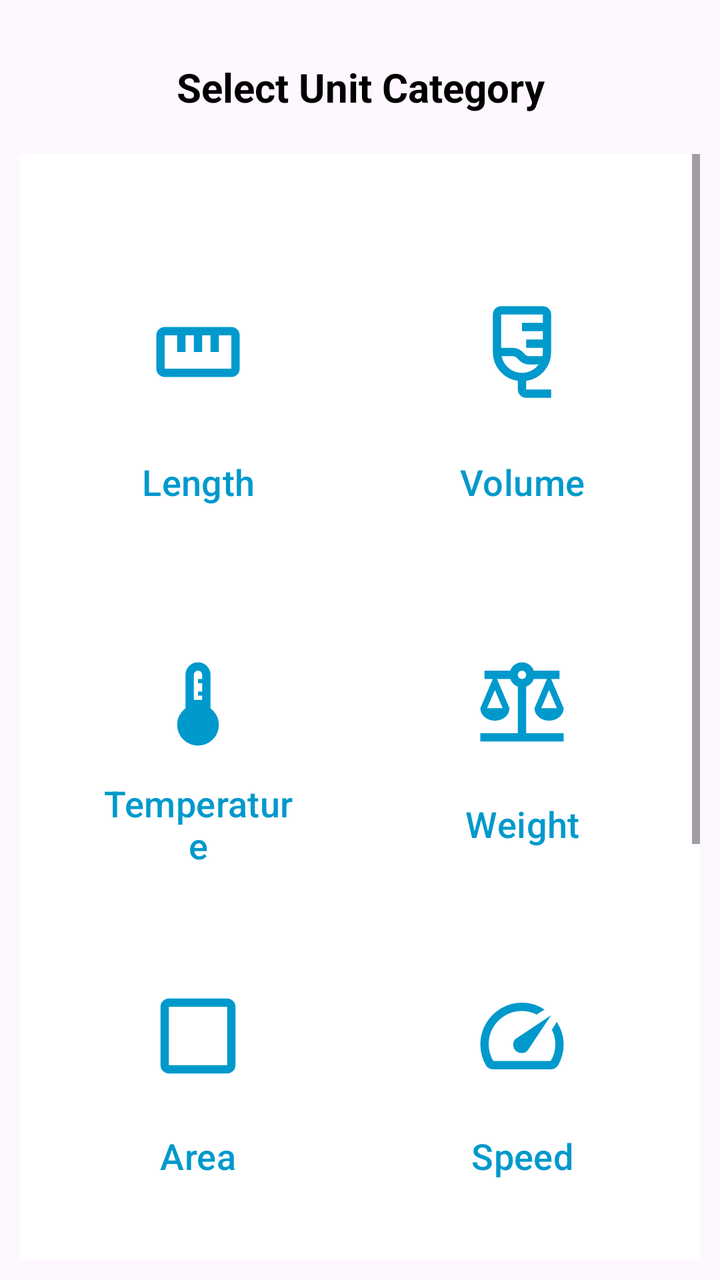
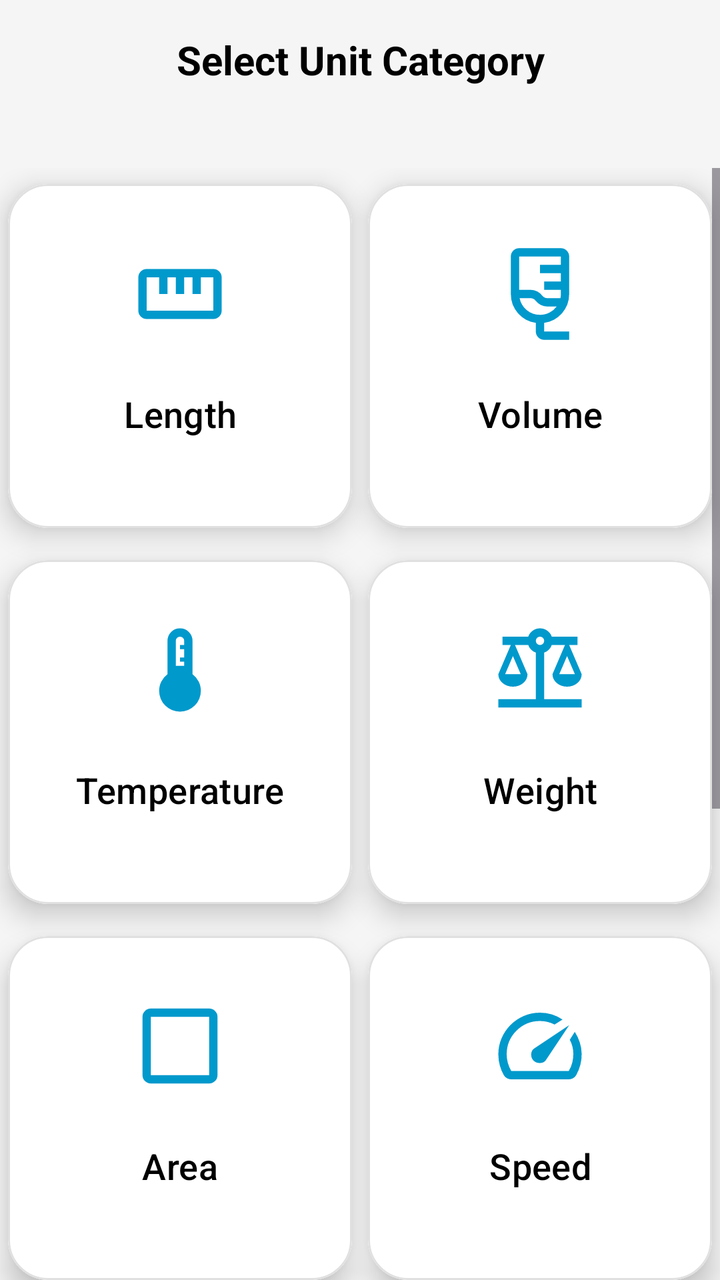

An Android layout rendered at two revisions. The XML below is the earlier revision; the diff shows what the commit changed to produce the second picture.
<!-- AndroidManifest.xml: application theme Theme.UnitConverter -->
<!-- res/layout/activity_main.xml -->
<?xml version="1.0" encoding="utf-8"?>
<RelativeLayout xmlns:android="http://schemas.android.com/apk/res/android"
    xmlns:app="http://schemas.android.com/apk/res-auto"
    xmlns:tools="http://schemas.android.com/tools"
    android:id="@+id/main"
    android:layout_width="match_parent"
    android:layout_height="match_parent"
    android:layout_marginTop="0dp"
    android:padding="10dp"
    tools:context=".MainActivity"
    android:elevation="2dp">


    <TextView
        android:layout_width="match_parent"
        android:layout_height="wrap_content"
        android:id="@+id/Select"
        android:text="Select Unit Category"
        android:textStyle="bold"
        android:textColor="#000000"
        android:gravity="center"
        android:padding="20dp"
        android:textSize="20sp"

        />
    <ScrollView
        android:layout_width="match_parent"
        android:layout_height="match_parent"
        android:layout_below="@+id/Select">
    <LinearLayout
        android:layout_width="match_parent"
        android:layout_height="wrap_content"
        android:orientation="vertical"
        android:background="#FFFFFF">

        <GridLayout
            android:layout_width="match_parent"
            android:layout_height="wrap_content"
            android:layout_marginTop="30dp"
            android:alignmentMode="alignMargins"
            android:columnCount="2"
            android:columnOrderPreserved="false"
            android:padding="8dp"
            android:rowCount="5">

            <com.google.android.material.button.MaterialButton
                android:id="@+id/length"
                android:layout_width="0dp"
                android:layout_height="160dp"
                android:layout_rowWeight="1"
                android:layout_columnWeight="1"
                android:layout_margin="8dp"
                android:paddingTop="24dp"
                app:backgroundTint="@android:color/white"
                android:text="Length"
                android:textColor="#Ff0099cc"
                android:drawableTop="@drawable/length"
                android:gravity="center"
                android:textSize="18sp"
                android:elevation="8dp"/>

            <com.google.android.material.button.MaterialButton
                android:id="@+id/volume"
                android:layout_width="0dp"
                android:layout_height="150dp"
                android:layout_rowWeight="1"
                android:layout_columnWeight="1"
                android:layout_margin="8dp"
                android:paddingTop="24dp"
                android:drawablePadding="2dp"

                android:text="Volume"
                android:textColor="#Ff0099cc"
                android:drawableTop="@drawable/volume"
                app:backgroundTint="@android:color/white"
                android:gravity="center"
                android:textSize="18sp"
                android:elevation="8dp"/>

            <com.google.android.material.button.MaterialButton
                android:id="@+id/temp"
                android:layout_width="0dp"
                android:layout_height="150dp"
                android:layout_rowWeight="1"
                android:layout_columnWeight="1"
                android:layout_margin="8dp"
                android:paddingTop="24dp"

                android:text="Temperature"
                android:textColor="#Ff0099cc"
                app:backgroundTint="@android:color/white"
                android:drawableTop="@drawable/temperature"
                android:gravity="center"
                android:textSize="18sp"
                android:elevation="8dp"/>

            <com.google.android.material.button.MaterialButton
                android:id="@+id/weight"
                android:layout_width="0dp"
                android:layout_height="150dp"
                android:layout_rowWeight="1"
                android:layout_columnWeight="1"
                android:layout_margin="8dp"
                android:paddingTop="24dp"
                android:background="@drawable/button"
                app:backgroundTint="@android:color/white"
                android:text="Weight"
                android:textColor="#Ff0099cc"
                android:drawableTop="@drawable/weight"
                android:gravity="center"
                android:textSize="18sp"
                android:elevation="8dp"/>

            <com.google.android.material.button.MaterialButton
                android:id="@+id/area"
                android:layout_width="0dp"
                android:layout_height="150dp"
                android:layout_rowWeight="1"
                android:layout_columnWeight="1"
                app:backgroundTint="@android:color/white"
                android:layout_margin="8dp"
                android:paddingTop="24dp"
                android:background="@drawable/button"
                android:text="Area"
                android:textColor="#Ff0099cc"
                android:drawableTop="@drawable/area"
                android:gravity="center"
                android:textSize="18sp"
                android:elevation="8dp"/>

            <com.google.android.material.button.MaterialButton
                android:id="@+id/speed"
                android:layout_width="0dp"
                android:layout_height="150dp"
                android:layout_rowWeight="1"
                android:layout_columnWeight="1"
                android:layout_margin="8dp"
                android:paddingTop="24dp"
                app:backgroundTint="@android:color/white"
                android:background="@drawable/button"
                android:text="Speed"
                android:textColor="#Ff0099cc"
                android:drawableTop="@drawable/speed"
                android:gravity="center"
                android:textSize="18sp"
                android:elevation="8dp"/>

            <com.google.android.material.button.MaterialButton
                android:id="@+id/time"
                android:layout_width="0dp"
                android:layout_height="150dp"
                android:layout_rowWeight="1"
                android:layout_columnWeight="1"
                android:layout_margin="8dp"
                android:paddingTop="24dp"
                app:backgroundTint="@android:color/white"
                android:background="@drawable/button"
                android:text="Time"
                android:textColor="#Ff0099cc"
                android:drawableTop="@drawable/time"
                android:gravity="center"
                android:textSize="18sp"
                android:elevation="8dp"/>

            <com.google.android.material.button.MaterialButton
                android:id="@+id/pressure"
                android:layout_width="0dp"
                android:layout_height="150dp"
                android:layout_rowWeight="1"
                android:layout_columnWeight="1"
                android:layout_margin="8dp"
                android:paddingTop="24dp"
                android:background="@drawable/button"
                android:text="Pressure"
                android:textColor="#Ff0099cc"
                android:drawableTop="@drawable/pressure"
                android:gravity="center"
                android:textSize="18sp"
                app:backgroundTint="@android:color/white"
                android:elevation="8dp"
                />

            <com.google.android.material.button.MaterialButton
                android:id="@+id/energy"
                android:layout_width="0dp"
                android:layout_height="150dp"
                android:layout_rowWeight="1"
                android:layout_columnWeight="1"
                android:layout_margin="8dp"
                android:paddingTop="24dp"
                app:backgroundTint="@android:color/white"
                android:background="@drawable/button"
                android:text="Energy"
                android:textColor="#Ff0099cc"
                android:drawableTop="@drawable/energy"
                android:gravity="center"
                android:textSize="18sp"
                android:elevation="8dp"/>

            <com.google.android.material.button.MaterialButton
                android:id="@+id/data"
                android:layout_width="0dp"
                android:layout_height="150dp"
                android:layout_rowWeight="1"
                android:layout_columnWeight="1"
                android:layout_margin="8dp"
                android:paddingTop="24dp"
                app:backgroundTint="@android:color/white"
                android:background="@drawable/button"
                android:text="Data Storage"
                android:textColor="#Ff0099cc"
                android:drawableTop="@drawable/data"
                android:gravity="center"
                android:textSize="18sp"
                android:elevation="8dp"/>


        </GridLayout>


    </LinearLayout>
    </ScrollView>
</RelativeLayout>
<!-- resources referenced by this layout -->
<resources>
  <!-- drawable area (drawable) -->
  <vector xmlns:android="http://schemas.android.com/apk/res/android"
      android:width="50dp"
      android:height="50dp"
      android:viewportWidth="960"
      android:viewportHeight="960">
    <path
        android:pathData="M200,840q-33,0 -56.5,-23.5T120,760v-560q0,-33 23.5,-56.5T200,120h560q33,0 56.5,23.5T840,200v560q0,33 -23.5,56.5T760,840L200,840ZM200,760h560v-560L200,200v560ZM200,760v-560,560Z"
        android:fillColor="#Ff0099cc"/>
  </vector>
  <!-- drawable button (drawable) -->
  <?xml version="1.0" encoding="utf-8"?>
  <selector xmlns:android="http://schemas.android.com/apk/res/android">
  <item android:state_enabled="true">
     <shape android:shape="rectangle">
      <solid android:color="#FFFFFF"/>
      <corners android:radius="20dp"/>
      <padding android:bottom="4dp"/>
  </shape>
  </item>
  </selector>
  <!-- drawable data (drawable) -->
  <vector xmlns:android="http://schemas.android.com/apk/res/android"
      android:width="50dp"
      android:height="50dp"
      android:viewportWidth="960"
      android:viewportHeight="960">
    <path
        android:pathData="M360,440h80v-160h-80v160ZM480,440h80v-160h-80v160ZM600,440h80v-160h-80v160ZM240,880q-33,0 -56.5,-23.5T160,800v-480l240,-240h320q33,0 56.5,23.5T800,160v640q0,33 -23.5,56.5T720,880L240,880ZM240,800h480v-640L434,160L240,354v446ZM240,800h480,-480Z"
        android:fillColor="#Ff0099cc"/>
  </vector>
  <!-- drawable energy (drawable) -->
  <vector xmlns:android="http://schemas.android.com/apk/res/android"
      android:width="50dp"
      android:height="50dp"
      android:viewportWidth="960"
      android:viewportHeight="960">
    <path
        android:pathData="M360,880v-40q0,-32 24,-53.5t56,-26.5v-286q-22,-8 -38.5,-23T374,416l-76,20q-36,8 -68.5,-6T188,382l174,-44q8,-41 38,-68t72,-30l24,-90q10,-35 38.5,-55.5T598,82l-50,180q25,16 38.5,42t13.5,56q0,13 -3,25.5t-7,24.5l54,56q25,26 29.5,61T654,586L534,466q-3,3 -6.5,4.5T520,474v286q32,5 56,26.5t24,53.5v40L360,880ZM480,420q25,0 42.5,-17.5T540,360q0,-25 -17.5,-42.5T480,300q-25,0 -42.5,17.5T420,360q0,25 17.5,42.5T480,420Z"
        android:fillColor="#Ff0099cc"/>
  </vector>
  <!-- drawable length (drawable) -->
  <vector xmlns:android="http://schemas.android.com/apk/res/android"
      android:width="50dp"
      android:height="50dp"
      android:viewportWidth="960"
      android:viewportHeight="960">
    <path
        android:pathData="M160,720q-33,0 -56.5,-23.5T80,640v-320q0,-33 23.5,-56.5T160,240h640q33,0 56.5,23.5T880,320v320q0,33 -23.5,56.5T800,720L160,720ZM160,640h640v-320L680,320v160h-80v-160h-80v160h-80v-160h-80v160h-80v-160L160,320v320ZM280,480h80,-80ZM440,480h80,-80ZM600,480h80,-80ZM480,480Z"
        android:fillColor="#Ff0099cc"/>
  </vector>
  <!-- drawable temperature (drawable) -->
  <vector xmlns:android="http://schemas.android.com/apk/res/android"
      android:width="50dp"
      android:height="50dp"
      android:viewportWidth="960"
      android:viewportHeight="960">
    <path
        android:pathData="M480,880q-83,0 -141.5,-58.5T280,680q0,-48 21,-89.5t59,-70.5v-320q0,-50 35,-85t85,-35q50,0 85,35t35,85v320q38,29 59,70.5t21,89.5q0,83 -58.5,141.5T480,880ZM440,440h80v-40h-40v-40h40v-80h-40v-40h40v-40q0,-17 -11.5,-28.5T480,160q-17,0 -28.5,11.5T440,200v240Z"
        android:fillColor="#Ff0099cc"/>
  </vector>
  <style name="Theme.UnitConverter" parent="Base.Theme.UnitConverter" />
  <style name="Base.Theme.UnitConverter" parent="Theme.Material3.DayNight.NoActionBar">
          
          
      </style>
  <!-- unchanged entries left out for length: 5 -->
</resources>

<!-- the commit's change to res/layout/activity_main.xml (unified diff, before → after) -->
@@ -5,217 +5,296 @@
     android:id="@+id/main"
     android:layout_width="match_parent"
     android:layout_height="match_parent"
-    android:layout_marginTop="0dp"
-    android:padding="10dp"
-    tools:context=".MainActivity"
-    android:elevation="2dp">
-
-
+    android:background="#F5F5F5"
+    tools:context=".MainActivity">
     <TextView
         android:layout_width="match_parent"
         android:layout_height="wrap_content"
+        android:minHeight="60dp"
         android:id="@+id/Select"
         android:text="Select Unit Category"
         android:textStyle="bold"
         android:textColor="#000000"
         android:gravity="center"
-        android:padding="20dp"
+        android:background="@android:color/transparent"
         android:textSize="20sp"
-
         />
+    <Space
+        android:layout_width="match_parent"
+        android:id="@+id/space"
+        android:layout_below="@+id/Select"
+        android:background="@android:color/transparent"
+        android:layout_height="24dp"/>
     <ScrollView
         android:layout_width="match_parent"
         android:layout_height="match_parent"
-        android:layout_below="@+id/Select">
+        android:background="@android:color/transparent"
+        android:layout_below="@+id/space">
     <LinearLayout
         android:layout_width="match_parent"
         android:layout_height="wrap_content"
-        android:orientation="vertical"
-        android:background="#FFFFFF">
+        android:background="@android:color/transparent"
+        android:clipChildren="false"
+        android:clipToPadding="false"
+        android:orientation="vertical">
 
         <GridLayout
             android:layout_width="match_parent"
             android:layout_height="wrap_content"
-            android:layout_marginTop="30dp"
             android:alignmentMode="alignMargins"
             android:columnCount="2"
+            android:background="@android:color/transparent"
             android:columnOrderPreserved="false"
-            android:padding="8dp"
+            android:useDefaultMargins="true"
+            android:clipChildren="false"
+            android:clipToPadding="false"
             android:rowCount="5">
 
             <com.google.android.material.button.MaterialButton
                 android:id="@+id/length"
                 android:layout_width="0dp"
-                android:layout_height="160dp"
-                android:layout_rowWeight="1"
-                android:layout_columnWeight="1"
-                android:layout_margin="8dp"
-                android:paddingTop="24dp"
-                app:backgroundTint="@android:color/white"
+                android:layout_height="180dp"
+                android:layout_rowWeight="1"
+                android:layout_columnWeight="1"
+                android:backgroundTint="@color/white"
+                app:cornerRadius="20dp"
+                app:elevation="8dp"
+                android:translationZ="8dp"
+                app:strokeWidth="1dp"
+                app:strokeColor="#E0E0E0"
+                style="@style/Widget.Material3.Button.ElevatedButton"
+                android:stateListAnimator="@null"
+                android:outlineProvider="background"
+                android:clipToOutline="true"
+                android:drawableTop="@drawable/length"
+                android:paddingTop="30dp"
+                android:paddingBottom="30dp"
+                android:gravity="center"
                 android:text="Length"
-                android:textColor="#Ff0099cc"
-                android:drawableTop="@drawable/length"
-                android:gravity="center"
-                android:textSize="18sp"
-                android:elevation="8dp"/>
+                android:textColor="@color/black"
+                android:textSize="18sp" />
 
             <com.google.android.material.button.MaterialButton
                 android:id="@+id/volume"
                 android:layout_width="0dp"
-                android:layout_height="150dp"
-                android:layout_rowWeight="1"
-                android:layout_columnWeight="1"
-                android:layout_margin="8dp"
-                android:paddingTop="24dp"
-                android:drawablePadding="2dp"
-
+                android:layout_height="180dp"
+                android:layout_rowWeight="1"
+                android:layout_columnWeight="1"
+                android:backgroundTint="@color/white"
+                app:cornerRadius="20dp"
+                app:elevation="8dp"
+                android:translationZ="8dp"
+                app:strokeWidth="1dp"
+                app:strokeColor="#E0E0E0"
+                style="@style/Widget.Material3.Button.ElevatedButton"
+                android:stateListAnimator="@null"
+                android:outlineProvider="background"
+                android:clipToOutline="true"
+                android:drawableTop="@drawable/volume"
+                android:paddingTop="30dp"
+                android:paddingBottom="30dp"
+                android:gravity="center"
                 android:text="Volume"
-                android:textColor="#Ff0099cc"
-                android:drawableTop="@drawable/volume"
-                app:backgroundTint="@android:color/white"
-                android:gravity="center"
-                android:textSize="18sp"
-                android:elevation="8dp"/>
+                android:textColor="@color/black"
+                android:textSize="18sp" />
 
             <com.google.android.material.button.MaterialButton
                 android:id="@+id/temp"
                 android:layout_width="0dp"
-                android:layout_height="150dp"
-                android:layout_rowWeight="1"
-                android:layout_columnWeight="1"
-                android:layout_margin="8dp"
-                android:paddingTop="24dp"
-
+                android:layout_height="180dp"
+                android:layout_rowWeight="1"
+                android:layout_columnWeight="1"
+                android:backgroundTint="@color/white"
+                app:cornerRadius="20dp"
+                app:elevation="8dp"
+                android:translationZ="8dp"
+                app:strokeWidth="1dp"
+                app:strokeColor="#E0E0E0"
+                style="@style/Widget.Material3.Button.ElevatedButton"
+                android:stateListAnimator="@null"
+                android:outlineProvider="background"
+                android:clipToOutline="true"
+                android:drawableTop="@drawable/temperature"
+                android:paddingTop="30dp"
+                android:paddingBottom="30dp"
+                android:gravity="center"
                 android:text="Temperature"
-                android:textColor="#Ff0099cc"
-                app:backgroundTint="@android:color/white"
-                android:drawableTop="@drawable/temperature"
-                android:gravity="center"
-                android:textSize="18sp"
-                android:elevation="8dp"/>
+                android:textColor="@color/black"
+                android:textSize="18sp" />
 
             <com.google.android.material.button.MaterialButton
                 android:id="@+id/weight"
                 android:layout_width="0dp"
-                android:layout_height="150dp"
-                android:layout_rowWeight="1"
-                android:layout_columnWeight="1"
-                android:layout_margin="8dp"
-                android:paddingTop="24dp"
-                android:background="@drawable/button"
-                app:backgroundTint="@android:color/white"
+                android:layout_height="180dp"
+                android:layout_rowWeight="1"
+                android:layout_columnWeight="1"
+                android:backgroundTint="@color/white"
+                app:cornerRadius="20dp"
+                app:elevation="8dp"
+                android:translationZ="8dp"
+                app:strokeWidth="1dp"
+                app:strokeColor="#E0E0E0"
+                style="@style/Widget.Material3.Button.ElevatedButton"
+                android:stateListAnimator="@null"
+                android:outlineProvider="background"
+                android:clipToOutline="true"
+                android:drawableTop="@drawable/weight"
+                android:paddingTop="30dp"
+                android:paddingBottom="30dp"
+                android:gravity="center"
                 android:text="Weight"
-                android:textColor="#Ff0099cc"
-                android:drawableTop="@drawable/weight"
-                android:gravity="center"
-                android:textSize="18sp"
-                android:elevation="8dp"/>
+                android:textColor="@color/black"
+                android:textSize="18sp" />
 
             <com.google.android.material.button.MaterialButton
                 android:id="@+id/area"
                 android:layout_width="0dp"
-                android:layout_height="150dp"
-                android:layout_rowWeight="1"
-                android:layout_columnWeight="1"
-                app:backgroundTint="@android:color/white"
-                android:layout_margin="8dp"
-                android:paddingTop="24dp"
-                android:background="@drawable/button"
+                android:layout_height="180dp"
+                android:layout_rowWeight="1"
+                android:layout_columnWeight="1"
+                android:backgroundTint="@color/white"
+                app:cornerRadius="20dp"
+                app:elevation="8dp"
+                android:translationZ="8dp"
+                app:strokeWidth="1dp"
+                app:strokeColor="#E0E0E0"
+                style="@style/Widget.Material3.Button.ElevatedButton"
+                android:stateListAnimator="@null"
+                android:outlineProvider="background"
+                android:clipToOutline="true"
+                android:drawableTop="@drawable/area"
+                android:paddingTop="30dp"
+                android:paddingBottom="30dp"
+                android:gravity="center"
                 android:text="Area"
-                android:textColor="#Ff0099cc"
-                android:drawableTop="@drawable/area"
-                android:gravity="center"
-                android:textSize="18sp"
-                android:elevation="8dp"/>
+                android:textColor="@color/black"
+                android:textSize="18sp" />
 
             <com.google.android.material.button.MaterialButton
                 android:id="@+id/speed"
                 android:layout_width="0dp"
-                android:layout_height="150dp"
-                android:layout_rowWeight="1"
-                android:layout_columnWeight="1"
-                android:layout_margin="8dp"
-                android:paddingTop="24dp"
-                app:backgroundTint="@android:color/white"
-                android:background="@drawable/button"
+                android:layout_height="180dp"
+                android:layout_rowWeight="1"
+                android:layout_columnWeight="1"
+                android:backgroundTint="@color/white"
+                app:cornerRadius="20dp"
+                app:elevation="8dp"
+                android:translationZ="8dp"
+                app:strokeWidth="1dp"
+                app:strokeColor="#E0E0E0"
+                style="@style/Widget.Material3.Button.ElevatedButton"
+                android:stateListAnimator="@null"
+                android:outlineProvider="background"
+                android:clipToOutline="true"
+                android:drawableTop="@drawable/speed"
+                android:paddingTop="30dp"
+                android:paddingBottom="30dp"
+                android:gravity="center"
                 android:text="Speed"
-                android:textColor="#Ff0099cc"
-                android:drawableTop="@drawable/speed"
-                android:gravity="center"
-                android:textSize="18sp"
-                android:elevation="8dp"/>
+                android:textColor="@color/black"
+                android:textSize="18sp" />
 
             <com.google.android.material.button.MaterialButton
                 android:id="@+id/time"
                 android:layout_width="0dp"
-                android:layout_height="150dp"
-                android:layout_rowWeight="1"
-                android:layout_columnWeight="1"
-                android:layout_margin="8dp"
-                android:paddingTop="24dp"
-                app:backgroundTint="@android:color/white"
-                android:background="@drawable/button"
+                android:layout_height="180dp"
+                android:layout_rowWeight="1"
+                android:layout_columnWeight="1"
+                android:backgroundTint="@color/white"
+                app:cornerRadius="20dp"
+                app:elevation="8dp"
+                android:translationZ="8dp"
+                app:strokeWidth="1dp"
+                app:strokeColor="#E0E0E0"
+                style="@style/Widget.Material3.Button.ElevatedButton"
+                android:stateListAnimator="@null"
+                android:outlineProvider="background"
+                android:clipToOutline="true"
+                android:drawableTop="@drawable/time"
+                android:paddingTop="30dp"
+                android:paddingBottom="30dp"
+                android:gravity="center"
                 android:text="Time"
-                android:textColor="#Ff0099cc"
-                android:drawableTop="@drawable/time"
-                android:gravity="center"
-                android:textSize="18sp"
-                android:elevation="8dp"/>
+                android:textColor="@color/black"
+                android:textSize="18sp" />
 
             <com.google.android.material.button.MaterialButton
                 android:id="@+id/pressure"
                 android:layout_width="0dp"
-                android:layout_height="150dp"
-                android:layout_rowWeight="1"
-                android:layout_columnWeight="1"
-                android:layout_margin="8dp"
-                android:paddingTop="24dp"
-                android:background="@drawable/button"
+                android:layout_height="180dp"
+                android:layout_rowWeight="1"
+                android:layout_columnWeight="1"
+                android:backgroundTint="@color/white"
+                app:cornerRadius="20dp"
+                app:elevation="8dp"
+                android:translationZ="8dp"
+                app:strokeWidth="1dp"
+                app:strokeColor="#E0E0E0"
+                style="@style/Widget.Material3.Button.ElevatedButton"
+                android:stateListAnimator="@null"
+                android:outlineProvider="background"
+                android:clipToOutline="true"
+                android:drawableTop="@drawable/pressure"
+                android:paddingTop="30dp"
+                android:paddingBottom="30dp"
+                android:gravity="center"
                 android:text="Pressure"
-                android:textColor="#Ff0099cc"
-                android:drawableTop="@drawable/pressure"
-                android:gravity="center"
-                android:textSize="18sp"
-                app:backgroundTint="@android:color/white"
-                android:elevation="8dp"
-                />
+                android:textColor="@color/black"
+                android:textSize="18sp" />
 
             <com.google.android.material.button.MaterialButton
                 android:id="@+id/energy"
                 android:layout_width="0dp"
-                android:layout_height="150dp"
-                android:layout_rowWeight="1"
-                android:layout_columnWeight="1"
-                android:layout_margin="8dp"
-                android:paddingTop="24dp"
-                app:backgroundTint="@android:color/white"
-                android:background="@drawable/button"
+                android:layout_height="180dp"
+                android:layout_rowWeight="1"
+                android:layout_columnWeight="1"
+                android:backgroundTint="@color/white"
+                app:cornerRadius="20dp"
+                app:elevation="8dp"
+                android:translationZ="8dp"
+                app:strokeWidth="1dp"
+                app:strokeColor="#E0E0E0"
+                style="@style/Widget.Material3.Button.ElevatedButton"
+                android:stateListAnimator="@null"
+                android:outlineProvider="background"
+                android:clipToOutline="true"
+                android:drawableTop="@drawable/energy"
+                android:paddingTop="30dp"
+                android:paddingBottom="30dp"
+                android:gravity="center"
                 android:text="Energy"
-                android:textColor="#Ff0099cc"
-                android:drawableTop="@drawable/energy"
-                android:gravity="center"
-                android:textSize="18sp"
-                android:elevation="8dp"/>
+                android:textColor="@color/black"
+                android:textSize="18sp" />
 
             <com.google.android.material.button.MaterialButton
                 android:id="@+id/data"
                 android:layout_width="0dp"
-                android:layout_height="150dp"
-                android:layout_rowWeight="1"
-                android:layout_columnWeight="1"
-                android:layout_margin="8dp"
-                android:paddingTop="24dp"
-                app:backgroundTint="@android:color/white"
-                android:background="@drawable/button"
+                android:layout_height="180dp"
+                android:layout_rowWeight="1"
+                android:layout_columnWeight="1"
+                android:backgroundTint="@color/white"
+                app:cornerRadius="20dp"
+                app:elevation="8dp"
+                android:translationZ="8dp"
+                app:strokeWidth="1dp"
+                app:strokeColor="#E0E0E0"
+                style="@style/Widget.Material3.Button.ElevatedButton"
+                android:stateListAnimator="@null"
+                android:outlineProvider="background"
+                android:clipToOutline="true"
+                android:drawableTop="@drawable/data"
+                android:paddingTop="30dp"
+                android:paddingBottom="30dp"
+                android:gravity="center"
                 android:text="Data Storage"
-                android:textColor="#Ff0099cc"
-                android:drawableTop="@drawable/data"
-                android:gravity="center"
-                android:textSize="18sp"
-                android:elevation="8dp"/>
+                android:textColor="@color/black"
+                android:textSize="18sp" />
 
 
         </GridLayout>
+        <Space
+            android:layout_width="match_parent"
+            android:layout_height="25dp"/>
 
 
     </LinearLayout>
<!-- resource entries referenced after the edit -->
@@ -1,5 +1,7 @@
 <!-- resources referenced by this layout -->
 <resources>
+  <color name="black">#FF000000</color>
+  <color name="white">#FFFFFFFF</color>
   <!-- drawable area (drawable) -->
   <vector xmlns:android="http://schemas.android.com/apk/res/android"
       android:width="50dp"
@@ -10,17 +12,6 @@
         android:pathData="M200,840q-33,0 -56.5,-23.5T120,760v-560q0,-33 23.5,-56.5T200,120h560q33,0 56.5,23.5T840,200v560q0,33 -23.5,56.5T760,840L200,840ZM200,760h560v-560L200,200v560ZM200,760v-560,560Z"
         android:fillColor="#Ff0099cc"/>
   </vector>
-  <!-- drawable button (drawable) -->
-  <?xml version="1.0" encoding="utf-8"?>
-  <selector xmlns:android="http://schemas.android.com/apk/res/android">
-  <item android:state_enabled="true">
-     <shape android:shape="rectangle">
-      <solid android:color="#FFFFFF"/>
-      <corners android:radius="20dp"/>
-      <padding android:bottom="4dp"/>
-  </shape>
-  </item>
-  </selector>
   <!-- drawable data (drawable) -->
   <vector xmlns:android="http://schemas.android.com/apk/res/android"
       android:width="50dp"
@@ -62,9 +53,10 @@
         android:fillColor="#Ff0099cc"/>
   </vector>
   <style name="Theme.UnitConverter" parent="Base.Theme.UnitConverter" />
-  <style name="Base.Theme.UnitConverter" parent="Theme.Material3.DayNight.NoActionBar">
+  <style name="Base.Theme.UnitConverter" parent="Theme.Material3.DayNight">
           
           
+          <item name="android:background">@color/white</item>
       </style>
   <!-- unchanged entries left out for length: 5 -->
 </resources>
